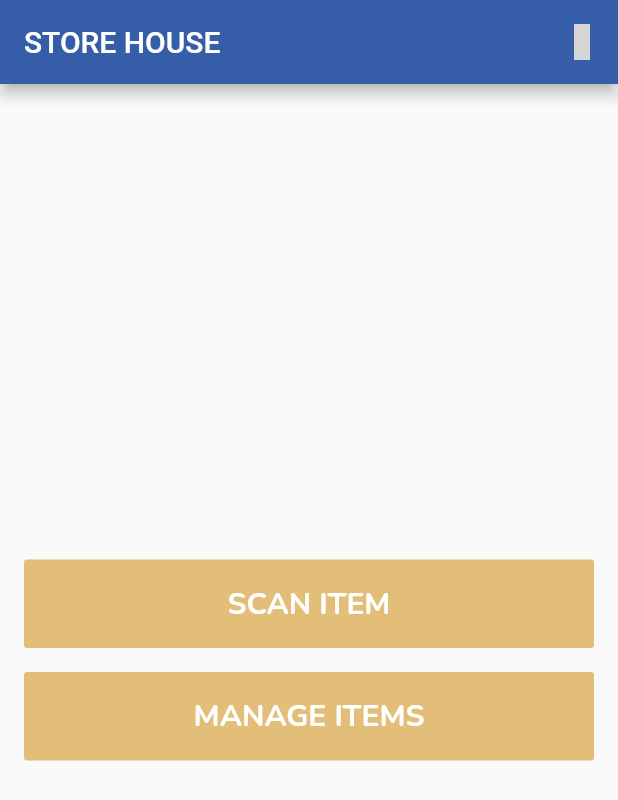
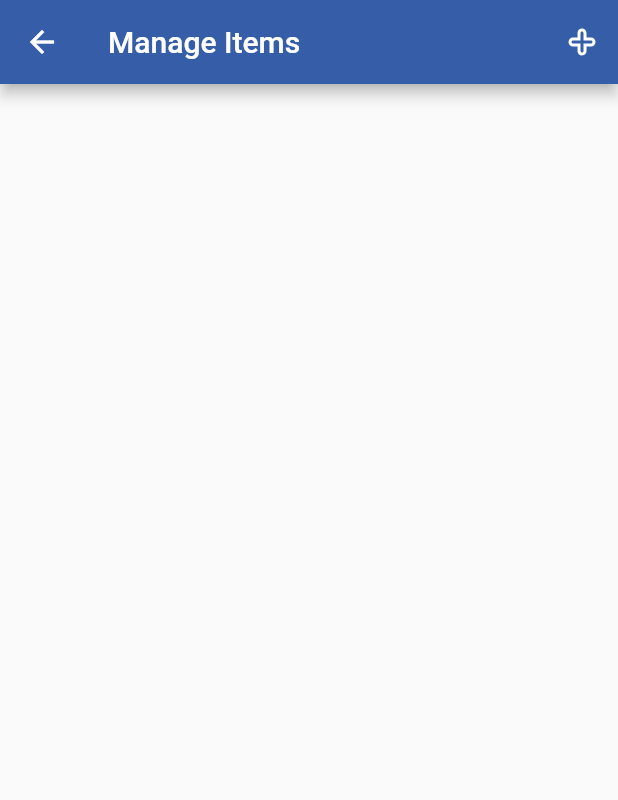
Before and after one commit to renjie19/store_house, a Flutter app: the screen it shows once a user with an empty profile is signed in, after a tap on "MANAGE ITEMS", on a phone screen of 412 x 824 dp. Shown: the top 800 px of the screen. Run offline on Flutter 3.47's test engine with Material 2 defaults, Android fonts, the phone set to English and light mode, and no system bars; our stand-ins replace firebase_auth, firebase_core, flutter_form_builder, fluttericon, get, google_fonts; missing offline and left inert: flutter_overlay_loader; accounts and stored records are empty; grey boxes are pictures that could not be loaded.

Commit message:
added barcode scanner dependency, created create item page

```diff
--- a/lib/config/routes.dart
+++ b/lib/config/routes.dart
@@ -1,7 +1,11 @@
 import 'package:get/get.dart';
 import 'package:store_house/controller/main_app_controller.dart';
+import 'package:store_house/pages/create_item.dart';
+import 'package:store_house/pages/item_management.dart';
 import 'package:store_house/pages/register.dart';
 
 final routes = <GetPage>[
-  GetPage(name: Register.name, page: () => Register(), binding: MainAppBinding())
+  GetPage(name: Register.name, page: () => Register(), binding: MainAppBinding()),
+  GetPage(name: ItemManagement.name, page: () => ItemManagement()),
+  GetPage(name: CreateItem.name, page: () => CreateItem()),
 ];
--- a/lib/pages/home.dart
+++ b/lib/pages/home.dart
@@ -2,6 +2,7 @@ import 'package:flutter/material.dart';
 import 'package:fluttericon/typicons_icons.dart';
 import 'package:get/get.dart';
 import 'package:store_house/controller/main_app_controller.dart';
+import 'package:store_house/pages/item_management.dart';
 
 class Home extends StatelessWidget {
   static final String name = 'HOME';
@@ -46,7 +47,7 @@ class Home extends StatelessWidget {
                 SizedBox(height: 16),
                 MaterialButton(
                   padding: EdgeInsets.all(16),
-                  onPressed: () {},
+                  onPressed: () => Get.toNamed(ItemManagement.name),
                   child: Text('MANAGE ITEMS', style: fontStyle),
                   color: Theme.of(context).accentColor,
                   elevation: 0,
--- /dev/null
+++ b/lib/pages/item_management.dart
@@ -0,0 +1,22 @@
+import 'package:flutter/material.dart';
+import 'package:fluttericon/typicons_icons.dart';
+
+class ItemManagement extends StatelessWidget {
+  static final String name = '/ITEM_MANAGEMENT';
+  @override
+  Widget build(BuildContext context) {
+    return SafeArea(
+      child: Scaffold(
+        appBar: AppBar(
+          title: Text('Manage Items'),
+          actions: [
+            IconButton(
+              onPressed: () {},
+              icon: Icon(Typicons.plus_outline, color: Colors.white),
+            )
+          ],
+        ),
+      ),
+    );
+  }
+}
--- a/pubspec.yaml
+++ b/pubspec.yaml
@@ -31,6 +31,7 @@ dependencies:
   google_fonts: ^2.0.0
   path_provider: 2.0.2
   flutter_overlay_loader: ^0.1.1
+  flutter_barcode_scanner: ^2.0.0
   # The following adds the Cupertino Icons font to your application.
   # Use with the CupertinoIcons class for iOS style icons.
   cupertino_icons: ^1.0.2
```
Also changed, not shown: lib/pages/create_item.dart (added, +15 -0 lines), pubspec.lock.
